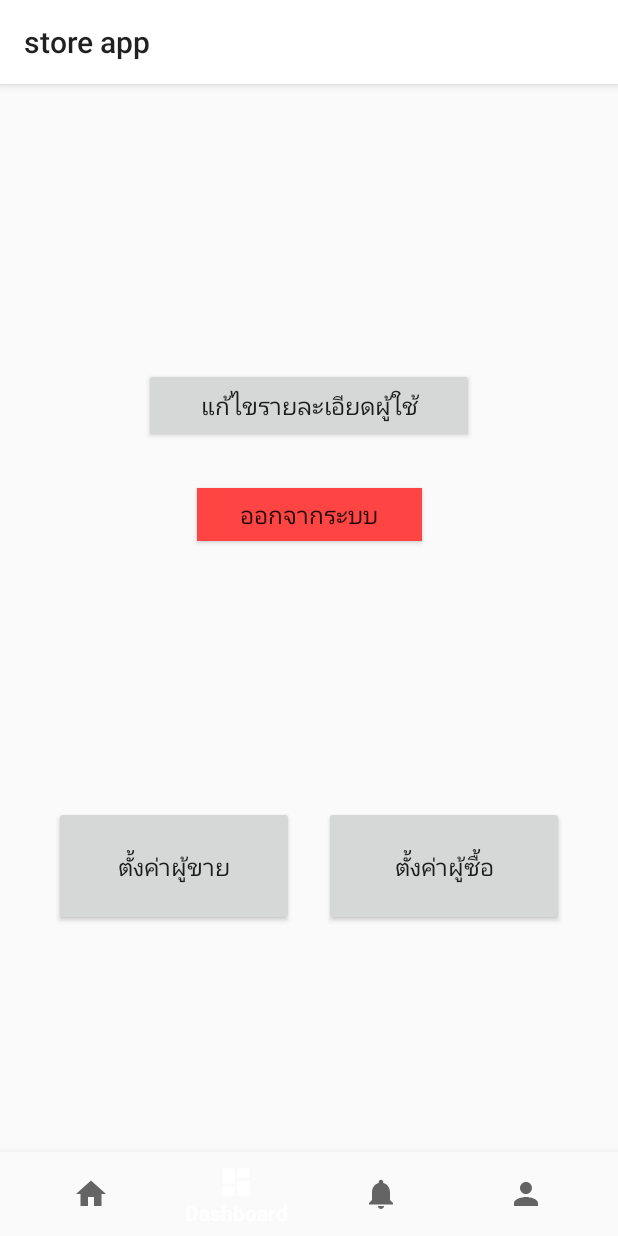
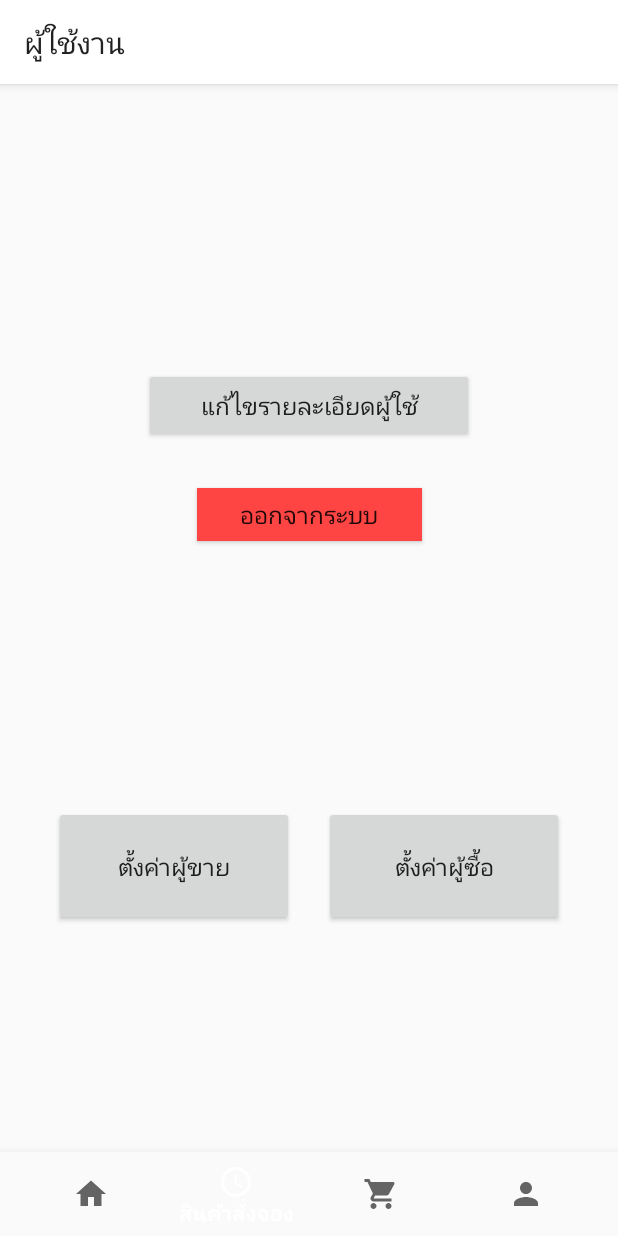
Before and after one commit to Vinitchavat/farmerstore, an Android app: the profileMain screen opened directly, with no data from a screen before it, item 2 of the bottom bar chosen, on a phone screen of 412 x 824 dp. Run offline under Robolectric (Android 15) with nearby library versions, the phone set to English and light mode, and no system bars; our stand-ins replace Firebase (no records; nobody signed in at launch, a user with empty details on screens opened directly).

Commit message:
change bottomnav logo

```diff
--- a/app/src/main/java/com/kongla/storeapp/HomeActivity.java
+++ b/app/src/main/java/com/kongla/storeapp/HomeActivity.java
@@ -1,5 +1,6 @@
 package com.kongla.storeapp;
 
+import android.app.ActionBar;
 import android.content.Intent;
 import android.os.Bundle;
 import android.support.annotation.NonNull;
@@ -23,12 +24,12 @@ public class HomeActivity extends AppCompatActivity {
                     /* ***Selected Activity NO Intent*** */
                     return true;
 
-                case R.id.navigation_dashboard:
+                case R.id.navigation_preorder:
                     /*i = new Intent(getApplicationContext(), preorderMain.class);
                     startActivity(i);*/
                     return true;
 
-                case R.id.navigation_notifications:
+                case R.id.navigation_order:
                     i = new Intent(getApplicationContext(), basketMain.class);
                     startActivity(i);
                     return true;
--- a/app/src/main/java/com/kongla/storeapp/basketMain.java
+++ b/app/src/main/java/com/kongla/storeapp/basketMain.java
@@ -25,11 +25,11 @@ public class basketMain extends AppCompatActivity {
                     Intent i = new Intent(getApplicationContext(), HomeActivity.class);
                     startActivity(i);
                     return true;
-                case R.id.navigation_dashboard:
+                case R.id.navigation_preorder:
                     /*i = new Intent(getApplicationContext(), preorderMain.class);
                     startActivity(i);*/
                     return true;
-                case R.id.navigation_notifications:
+                case R.id.navigation_order:
                     /* ***Selected Activity NO Intent*** */
                     return true;
                 case R.id.navigation_profile:
@@ -49,7 +49,7 @@ public class basketMain extends AppCompatActivity {
         /* *** Set Selected Menu *** */
         navigation = (BottomNavigationView) findViewById(R.id.navigation);
         navigation.setOnNavigationItemSelectedListener(mOnNavigationItemSelectedListener);
-        navigation.setSelectedItemId(R.id.navigation_notifications);
+        navigation.setSelectedItemId(R.id.navigation_order);
 
         Button Market = (Button)findViewById(R.id.btnMarket);
         Market.setOnClickListener(new View.OnClickListener() {
--- a/app/src/main/java/com/kongla/storeapp/profileMain.java
+++ b/app/src/main/java/com/kongla/storeapp/profileMain.java
@@ -1,5 +1,6 @@
 package com.kongla.storeapp;
 
+import android.app.ActionBar;
 import android.app.ProgressDialog;
 import android.content.Context;
 import android.content.Intent;
@@ -32,11 +33,11 @@ public class profileMain extends AppCompatActivity {
                     Intent i = new Intent(getApplicationContext(), HomeActivity.class);
                     startActivity(i);
                     return true;
-                case R.id.navigation_dashboard:
+                case R.id.navigation_preorder:
                     /*i = new Intent(getApplicationContext(), preorderMain.class);
                     startActivity(i);*/
                     return true;
-                case R.id.navigation_notifications:
+                case R.id.navigation_order:
                     i = new Intent(getApplicationContext(), basketMain.class);
                     startActivity(i);
                     return true;
--- /dev/null
+++ b/app/src/main/res/drawable/ic_access_time_black_24dp.xml
@@ -0,0 +1,9 @@
+<vector xmlns:android="http://schemas.android.com/apk/res/android"
+        android:width="24dp"
+        android:height="24dp"
+        android:viewportWidth="24.0"
+        android:viewportHeight="24.0">
+    <path
+        android:fillColor="#FF000000"
+        android:pathData="M11.99,2C6.47,2 2,6.48 2,12s4.47,10 9.99,10C17.52,22 22,17.52 22,12S17.52,2 11.99,2zM12,20c-4.42,0 -8,-3.58 -8,-8s3.58,-8 8,-8 8,3.58 8,8 -3.58,8 -8,8zM12.5,7H11v6l5.25,3.15 0.75,-1.23 -4.5,-2.67z"/>
+</vector>
--- /dev/null
+++ b/app/src/main/res/drawable/ic_shopping_cart_black_24dp.xml
@@ -0,0 +1,9 @@
+<vector xmlns:android="http://schemas.android.com/apk/res/android"
+        android:width="24dp"
+        android:height="24dp"
+        android:viewportWidth="24.0"
+        android:viewportHeight="24.0">
+    <path
+        android:fillColor="#FF000000"
+        android:pathData="M7,18c-1.1,0 -1.99,0.9 -1.99,2S5.9,22 7,22s2,-0.9 2,-2 -0.9,-2 -2,-2zM1,2v2h2l3.6,7.59 -1.35,2.45c-0.16,0.28 -0.25,0.61 -0.25,0.96 0,1.1 0.9,2 2,2h12v-2L7.42,15c-0.14,0 -0.25,-0.11 -0.25,-0.25l0.03,-0.12 0.9,-1.63h7.45c0.75,0 1.41,-0.41 1.75,-1.03l3.58,-6.49c0.08,-0.14 0.12,-0.31 0.12,-0.48 0,-0.55 -0.45,-1 -1,-1L5.21,4l-0.94,-2L1,2zM17,18c-1.1,0 -1.99,0.9 -1.99,2s0.89,2 1.99,2 2,-0.9 2,-2 -0.9,-2 -2,-2z"/>
+</vector>
--- a/app/src/main/res/layout/activity_profile_main.xml
+++ b/app/src/main/res/layout/activity_profile_main.xml
@@ -3,8 +3,7 @@
     android:layout_width="match_parent"
     android:layout_height="match_parent"
     xmlns:app="http://schemas.android.com/apk/res-auto"
-    xmlns:tools="http://schemas.android.com/tools"
-    tools:context=".profileMain">
+    xmlns:tools="http://schemas.android.com/tools">
 
     <ImageView
         android:id="@+id/profile_img"
--- a/app/src/main/res/menu/navigation.xml
+++ b/app/src/main/res/menu/navigation.xml
@@ -7,14 +7,14 @@
         android:title="@string/title_home" />
 
     <item
-        android:id="@+id/navigation_dashboard"
-        android:icon="@drawable/ic_dashboard_black_24dp"
-        android:title="@string/title_dashboard" />
+        android:id="@+id/navigation_preorder"
+        android:icon="@drawable/ic_access_time_black_24dp"
+        android:title="@string/title_preorder" />
 
     <item
-        android:id="@+id/navigation_notifications"
-        android:icon="@drawable/ic_notifications_black_24dp"
-        android:title="@string/title_notifications" />
+        android:id="@+id/navigation_order"
+        android:icon="@drawable/ic_shopping_cart_black_24dp"
+        android:title="@string/title_order" />
 
     <item
         android:id="@+id/navigation_profile"
--- a/app/src/main/res/values/strings.xml
+++ b/app/src/main/res/values/strings.xml
@@ -3,10 +3,10 @@
     <string name="minimum_password">minimum_password</string>
     <string name="auth_failed">auth_failed</string>
     <string name="title_activity_home">HomeActivity</string>
-    <string name="title_home">Home</string>
-    <string name="title_dashboard">Dashboard</string>
-    <string name="title_notifications">Notifications</string>
-    <string name="title_profile">Profile</string>
+    <string name="title_home">หน้าหลัก</string>
+    <string name="title_preorder">สินค้าสั่งจอง</string>
+    <string name="title_order">ตะกร้าสินค้า</string>
+    <string name="title_profile">ผู้ใช้งาน</string>
     <string name="btnP">Pre-Order</string>
     <string name="btnM">Market</string>
     <string name="register_empty_warning">กรุณากรอกข้อมูลให้ครบถ้วน</string>
```
Also changed, not shown: app/src/main/AndroidManifest.xml (+5 -3 lines).
